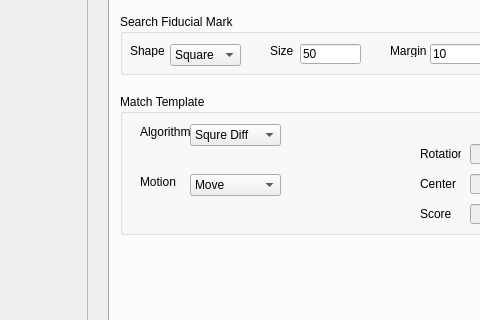
Above: VisionWidget/visionwidget.ui from hceng123/VisionLibrary before the change; both pictures show x 622 to 1102 and y 109 to 429 of the 1357 by 768 pixel window. Below: the same form after it.
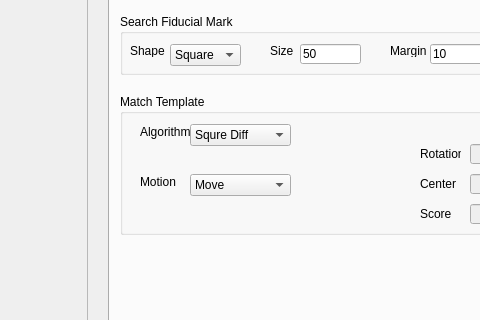
That is the form after the change. The open tabs and pages were chosen to show the change. Custom widgets are drawn as their Qt base class.

Patch:
```diff
--- a/VisionWidget/visionwidget.ui
+++ b/VisionWidget/visionwidget.ui
@@ -925,7 +925,7 @@
         <rect>
          <x>70</x>
          <y>80</y>
-         <width>91</width>
+         <width>101</width>
          <height>22</height>
         </rect>
        </property>
@@ -974,7 +974,7 @@
         <rect>
          <x>70</x>
          <y>30</y>
-         <width>91</width>
+         <width>101</width>
          <height>22</height>
         </rect>
        </property>
```
Left out of the diff: 5 changed lines with no effect on the pictures.
